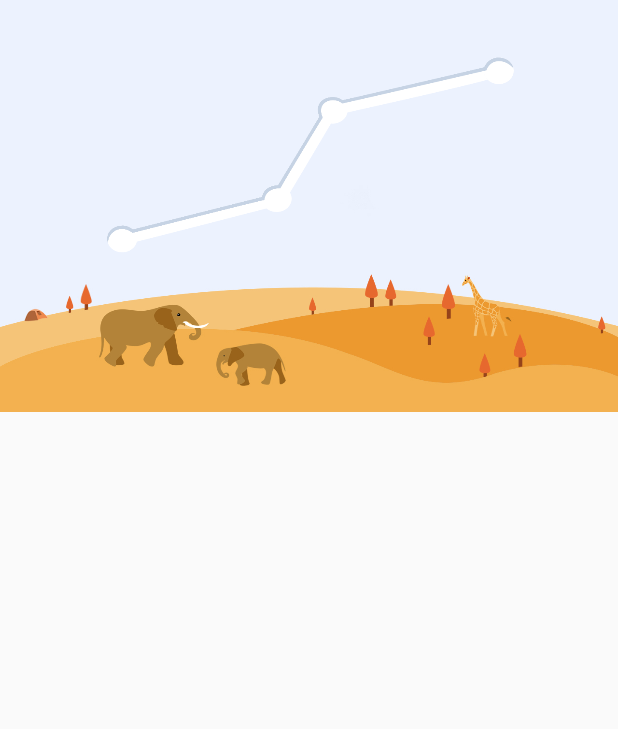
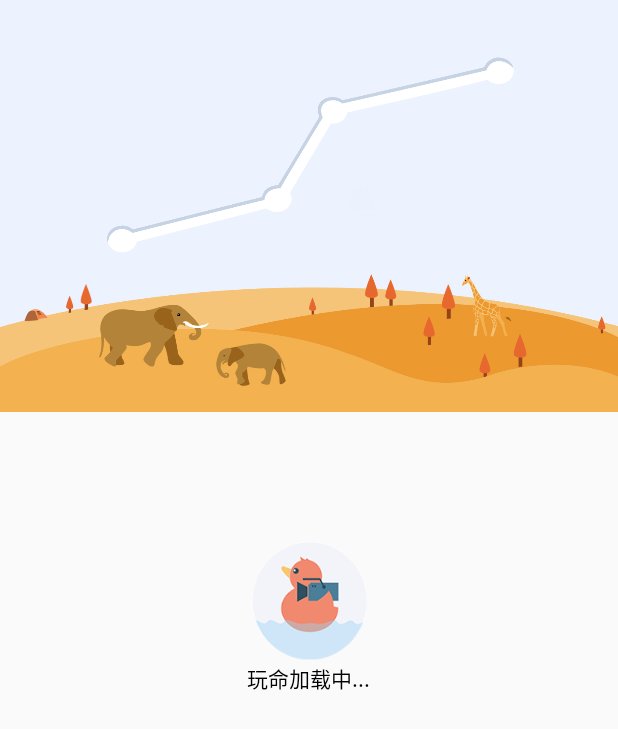
Before and after one commit to xiaol/Yazhidao, an Android app: the layout fragment_planet.xml on its own in the app's theme, with its tools: preview values and no code run, on a phone screen of 412 x 824 dp. Shown: the top 729 px of the screen. Run offline under Robolectric (Android 15) with nearby library versions, the light colour scheme and no system bars.

Commit message:
ariesy add animation

```diff
--- a/app/src/main/java/com/news/yazhidao/GlobalParams.java
+++ b/app/src/main/java/com/news/yazhidao/GlobalParams.java
@@ -10,6 +10,8 @@ import it.neokree.materialnavigationdrawer.elements.MaterialSection;
 
 public class GlobalParams {
 
+    public static String PROXY_IP = "";
+    public static int PROXY_PORT;
 	public static WindowManager manager;
 	public static LinearLayout view = null;
 	public static WindowManager.LayoutParams params;
--- a/app/src/main/java/com/news/yazhidao/MyFragment/AboutButton.java
+++ b/app/src/main/java/com/news/yazhidao/MyFragment/AboutButton.java
@@ -20,7 +20,7 @@ public class AboutButton extends Fragment {
 
         View view = View.inflate(this.getActivity(), R.layout.aboutpage, null);
 
-        if(!GlobalParams.DELETE_FLAG) {
+        if(!GlobalParams.DELETE_FLAG && GlobalParams.view != null) {
             GlobalParams.manager.removeView(GlobalParams.view);
             GlobalParams.DELETE_FLAG = true;
         }
--- a/app/src/main/java/com/news/yazhidao/UI/MyRelativeLayout.java
+++ b/app/src/main/java/com/news/yazhidao/UI/MyRelativeLayout.java
@@ -114,7 +114,11 @@ public class MyRelativeLayout extends RelativeLayout {
                 break;
 
             case 1280:
-                error = 150 + margin;
+                error = 150;
+                break;
+
+            case 1184:
+                error = 150;
                 break;
 
             case 800:
--- a/app/src/main/java/com/news/yazhidao/pages/NewsFeedAdapter.java
+++ b/app/src/main/java/com/news/yazhidao/pages/NewsFeedAdapter.java
@@ -210,7 +210,7 @@ public class NewsFeedAdapter extends BaseAdapter {
                 break;
 
             case 1184: //moto g
-                GlobalParams.LISTVIEW_ERROR += 940;
+                GlobalParams.LISTVIEW_ERROR += 890;
                 break;
 
             case 800:
--- a/app/src/main/res/drawable/edittext.xml
+++ b/app/src/main/res/drawable/edittext.xml
@@ -8,7 +8,9 @@
 			<solid
 				android:color="#ffffff"/>
 
-			<stroke
+            <corners android:radius="5dip"/>
+
+            <stroke
 				android:width="1px"
 				android:color="#cccccc"/>
 		</shape>
--- a/app/src/main/res/layout/fragment_planet.xml
+++ b/app/src/main/res/layout/fragment_planet.xml
@@ -1,4 +1,9 @@
-<com.news.yazhidao.UI.MyRelativeLayout xmlns:android="http://schemas.android.com/apk/res/android"
+<FrameLayout xmlns:android="http://schemas.android.com/apk/res/android"
+    android:layout_width="match_parent"
+    android:layout_height="match_parent">
+
+
+    <com.news.yazhidao.UI.MyRelativeLayout
         android:id="@+id/rl_content"
         android:layout_width="match_parent"
         android:layout_height="match_parent">
@@ -18,3 +23,39 @@
             android:dividerHeight="10dp" />
 
     </com.news.yazhidao.UI.MyRelativeLayout>
+
+
+    <FrameLayout
+        android:id="@+id/mNewsDetailCilckRefresh"
+        android:visibility="gone"
+        android:layout_height="match_parent"
+        android:layout_width="match_parent">
+
+        <ImageView
+            android:layout_width="wrap_content"
+            android:layout_height="wrap_content"
+            android:src="@drawable/news_detail_empty"
+            android:layout_gravity="center" />
+    </FrameLayout>
+
+    <LinearLayout
+        android:id="@+id/mNewsDetailLoadingWrapper"
+        android:layout_width="match_parent"
+        android:layout_height="match_parent"
+        android:orientation="vertical"
+        android:layout_gravity="center"
+        android:gravity="center">
+
+        <ImageView
+            android:id="@+id/mNewsLoadingImg"
+            android:layout_width="80dp"
+            android:layout_height="80dp"
+            android:background="@drawable/news_progress_animation_list" />
+
+        <TextView
+            android:layout_width="wrap_content"
+            android:layout_height="wrap_content"
+            android:text="玩命加载中..."
+            android:textColor="@color/black" />
+    </LinearLayout>
+</FrameLayout>
```
Also changed, not shown: app/src/main/java/com/news/yazhidao/MyFragment/FeedbackButton.java (+15 -1 lines), app/src/main/java/com/news/yazhidao/MyFragment/FragmentButton.java (+158 -45 lines), app/src/main/java/com/news/yazhidao/MyFragment/SettingButton.java (+7 -7 lines), app/src/main/java/com/news/yazhidao/utils/NetUtil.java (added, +96 -0 lines), 468 other files. Lines whose indentation alone changed are shown as unchanged.
